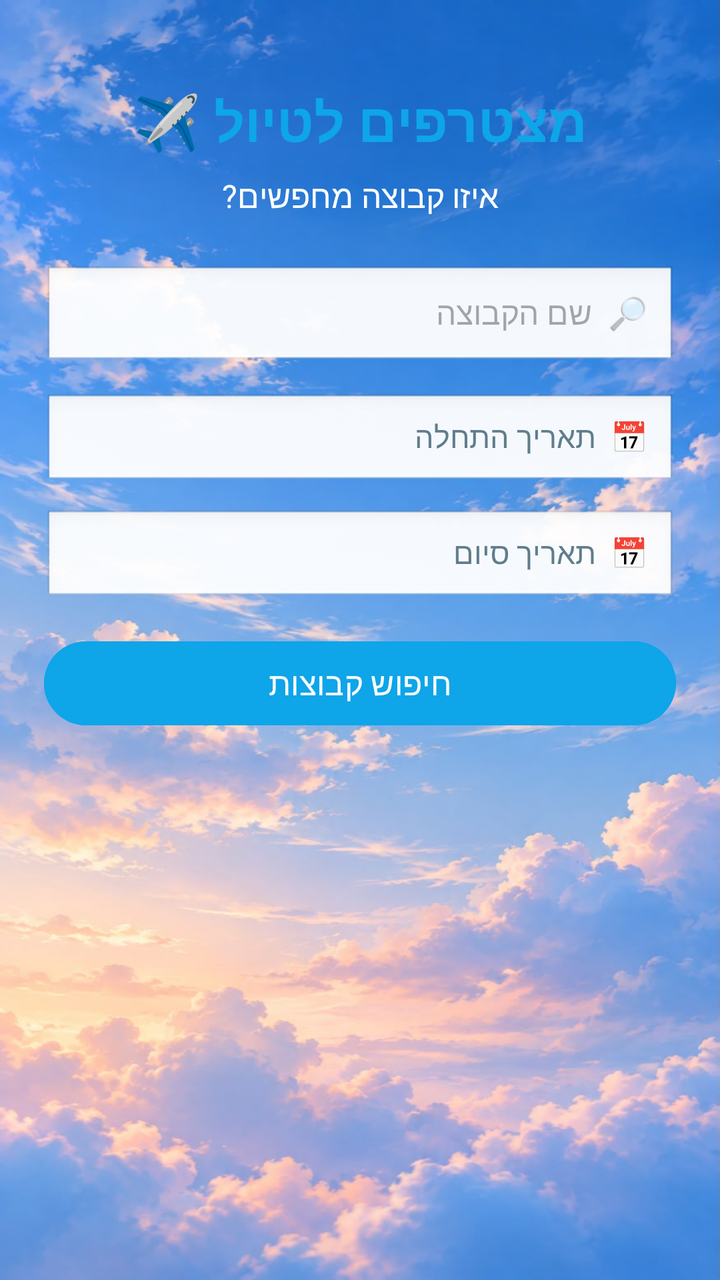
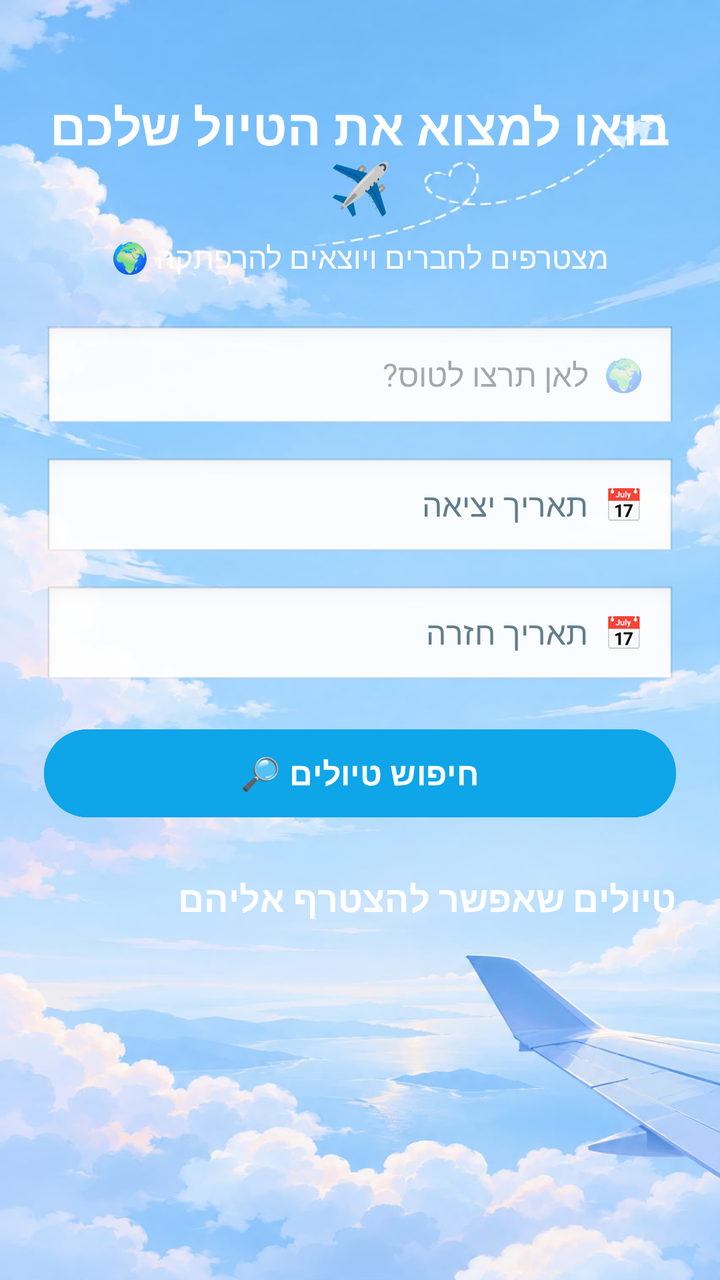

The first picture is an Android layout as it rendered before a commit; the second is the same layout after the commit. The layout source and the unified diff follow.
<!-- AndroidManifest.xml: application theme Theme.SyncIt1 -->
<!-- res/layout/activity_join_trip.xml -->
<?xml version="1.0" encoding="utf-8"?>
<androidx.constraintlayout.widget.ConstraintLayout
    xmlns:android="http://schemas.android.com/apk/res/android"
    xmlns:app="http://schemas.android.com/apk/res-auto"
    xmlns:tools="http://schemas.android.com/tools"
    android:id="@+id/main"
    android:layout_width="match_parent"
    android:layout_height="match_parent"
    android:background="@drawable/join"
    android:layoutDirection="rtl"
    tools:context=".JoinTripActivity">

    <ScrollView
        android:layout_width="0dp"
        android:layout_height="0dp"
        android:fillViewport="true"
        android:padding="22dp"
        app:layout_constraintTop_toTopOf="parent"
        app:layout_constraintBottom_toBottomOf="parent"
        app:layout_constraintStart_toStartOf="parent"
        app:layout_constraintEnd_toEndOf="parent">

        <LinearLayout
            android:layout_width="match_parent"
            android:layout_height="wrap_content"
            android:orientation="vertical">

            <TextView
                android:id="@+id/tvJoinTitle"
                android:layout_width="match_parent"
                android:layout_height="wrap_content"
                android:layout_marginTop="20dp"
                android:layout_marginBottom="8dp"
                android:gravity="center"
                android:text="מצטרפים לטיול ✈️"
                android:textColor="#0EA5E9"
                android:textSize="27sp"
                android:textStyle="bold" />

            <TextView
                android:layout_width="match_parent"
                android:layout_height="wrap_content"
                android:layout_marginBottom="24dp"
                android:gravity="center"
                android:text="איזו קבוצה מחפשים?"
                android:textColor="#FFFFFF"
                android:textSize="16sp" />

            <EditText
                android:id="@+id/etGroupNameSearch"
                android:layout_width="match_parent"
                android:layout_height="52dp"
                android:layout_marginBottom="12dp"
                android:background="@android:drawable/edit_text"
                android:hint="🔎  שם הקבוצה"
                android:inputType="text"
                android:singleLine="true"
                android:paddingStart="14dp"
                android:paddingEnd="14dp"
                android:textSize="16sp" />

            <TextView
                android:id="@+id/tvSearchStartDate"
                android:layout_width="match_parent"
                android:layout_height="48dp"
                android:layout_marginBottom="10dp"
                android:background="@android:drawable/edit_text"
                android:clickable="true"
                android:focusable="true"
                android:gravity="center_vertical"
                android:paddingStart="14dp"
                android:paddingEnd="14dp"
                android:text="📅  תאריך התחלה"
                android:textColor="#607D8B"
                android:textSize="15sp" />

            <TextView
                android:id="@+id/tvSearchEndDate"
                android:layout_width="match_parent"
                android:layout_height="48dp"
                android:layout_marginBottom="14dp"
                android:background="@android:drawable/edit_text"
                android:clickable="true"
                android:focusable="true"
                android:gravity="center_vertical"
                android:paddingStart="14dp"
                android:paddingEnd="14dp"
                android:text="📅  תאריך סיום"
                android:textColor="#607D8B"
                android:textSize="15sp" />

            <Button
                android:id="@+id/btnSearchGroups"
                android:layout_width="match_parent"
                android:layout_height="50dp"
                android:layout_marginBottom="24dp"
                android:backgroundTint="#0EA5E9"
                android:text="חיפוש קבוצות"
                android:textColor="#FFFFFF"
                android:textSize="16sp" />

            <TextView
                android:id="@+id/tvNoGroups"
                android:layout_width="match_parent"
                android:layout_height="wrap_content"
                android:gravity="center"
                android:padding="16dp"
                android:text="לא נמצאו קבוצות עדיין"
                android:textColor="#FFFFFF"
                android:textSize="15sp"
                android:visibility="gone" />

            <androidx.recyclerview.widget.RecyclerView
                android:id="@+id/rvGroups"
                android:layout_width="match_parent"
                android:layout_height="wrap_content"
                android:nestedScrollingEnabled="false"
                android:clipToPadding="false" />

        </LinearLayout>

    </ScrollView>

</androidx.constraintlayout.widget.ConstraintLayout>
<!-- resources referenced by this layout -->
<resources>
  <!-- drawable join: jpeg bitmap (drawable, 124293 bytes) -->
  <style name="Theme.SyncIt1" parent="Base.Theme.SyncIt1" />
  <style name="Base.Theme.SyncIt1" parent="Theme.Material3.DayNight.NoActionBar">
          
          
      </style>
</resources>

<!-- the commit's change to res/layout/activity_join_trip.xml (unified diff, before → after) -->
@@ -6,7 +6,7 @@
     android:id="@+id/main"
     android:layout_width="match_parent"
     android:layout_height="match_parent"
-    android:background="@drawable/join"
+    android:background="@drawable/joinp"
     android:layoutDirection="rtl"
     tools:context=".JoinTripActivity">
 
@@ -29,12 +29,12 @@
                 android:id="@+id/tvJoinTitle"
                 android:layout_width="match_parent"
                 android:layout_height="wrap_content"
-                android:layout_marginTop="20dp"
+                android:layout_marginTop="24dp"
                 android:layout_marginBottom="8dp"
                 android:gravity="center"
-                android:text="מצטרפים לטיול ✈️"
-                android:textColor="#0EA5E9"
-                android:textSize="27sp"
+                android:text="בואו למצוא את הטיול שלכם ✈️"
+                android:textColor="#FFFFFF"
+                android:textSize="25sp"
                 android:textStyle="bold" />
 
             <TextView
@@ -42,70 +42,80 @@
                 android:layout_height="wrap_content"
                 android:layout_marginBottom="24dp"
                 android:gravity="center"
-                android:text="איזו קבוצה מחפשים?"
+                android:text="מצטרפים לחברים ויוצאים להרפתקה 🌍"
                 android:textColor="#FFFFFF"
-                android:textSize="16sp" />
+                android:textSize="15sp" />
 
             <EditText
-                android:id="@+id/etGroupNameSearch"
+                android:id="@+id/etDestinationSearch"
                 android:layout_width="match_parent"
-                android:layout_height="52dp"
+                android:layout_height="54dp"
                 android:layout_marginBottom="12dp"
                 android:background="@android:drawable/edit_text"
-                android:hint="🔎  שם הקבוצה"
-                android:inputType="text"
+                android:hint="🌍  לאן תרצו לטוס?"
+                android:inputType="textCapSentences"
                 android:singleLine="true"
-                android:paddingStart="14dp"
-                android:paddingEnd="14dp"
+                android:paddingStart="16dp"
+                android:paddingEnd="16dp"
                 android:textSize="16sp" />
 
             <TextView
                 android:id="@+id/tvSearchStartDate"
                 android:layout_width="match_parent"
-                android:layout_height="48dp"
-                android:layout_marginBottom="10dp"
+                android:layout_height="52dp"
+                android:layout_marginBottom="12dp"
                 android:background="@android:drawable/edit_text"
                 android:clickable="true"
                 android:focusable="true"
                 android:gravity="center_vertical"
-                android:paddingStart="14dp"
-                android:paddingEnd="14dp"
-                android:text="📅  תאריך התחלה"
+                android:paddingStart="16dp"
+                android:paddingEnd="16dp"
+                android:text="📅  תאריך יציאה"
                 android:textColor="#607D8B"
-                android:textSize="15sp" />
+                android:textSize="16sp" />
 
             <TextView
                 android:id="@+id/tvSearchEndDate"
                 android:layout_width="match_parent"
-                android:layout_height="48dp"
-                android:layout_marginBottom="14dp"
+                android:layout_height="52dp"
+                android:layout_marginBottom="16dp"
                 android:background="@android:drawable/edit_text"
                 android:clickable="true"
                 android:focusable="true"
                 android:gravity="center_vertical"
-                android:paddingStart="14dp"
-                android:paddingEnd="14dp"
-                android:text="📅  תאריך סיום"
+                android:paddingStart="16dp"
+                android:paddingEnd="16dp"
+                android:text="📅  תאריך חזרה"
                 android:textColor="#607D8B"
-                android:textSize="15sp" />
+                android:textSize="16sp" />
 
             <Button
                 android:id="@+id/btnSearchGroups"
                 android:layout_width="match_parent"
-                android:layout_height="50dp"
+                android:layout_height="52dp"
                 android:layout_marginBottom="24dp"
                 android:backgroundTint="#0EA5E9"
-                android:text="חיפוש קבוצות"
+                android:text="חיפוש טיולים 🔎"
                 android:textColor="#FFFFFF"
-                android:textSize="16sp" />
+                android:textSize="16sp"
+                android:textStyle="bold" />
+
+            <TextView
+                android:layout_width="match_parent"
+                android:layout_height="wrap_content"
+                android:layout_marginBottom="12dp"
+                android:text="טיולים שאפשר להצטרף אליהם"
+                android:textColor="#FFFFFF"
+                android:textSize="18sp"
+                android:textStyle="bold" />
 
             <TextView
                 android:id="@+id/tvNoGroups"
                 android:layout_width="match_parent"
                 android:layout_height="wrap_content"
                 android:gravity="center"
-                android:padding="16dp"
-                android:text="לא נמצאו קבוצות עדיין"
+                android:padding="20dp"
+                android:text="עדיין אין טיולים מתאימים 🌤️"
                 android:textColor="#FFFFFF"
                 android:textSize="15sp"
                 android:visibility="gone" />
@@ -115,7 +125,9 @@
                 android:layout_width="match_parent"
                 android:layout_height="wrap_content"
                 android:nestedScrollingEnabled="false"
-                android:clipToPadding="false" />
+                android:clipToPadding="false"
+                android:paddingBottom="24dp"
+                tools:listitem="@null" />
 
         </LinearLayout>
 
<!-- resource entries referenced after the edit -->
@@ -1,6 +1,6 @@
 <!-- resources referenced by this layout -->
 <resources>
-  <!-- drawable join: jpeg bitmap (drawable, 124293 bytes) -->
+  <!-- drawable joinp: jpeg bitmap (drawable, 79687 bytes) -->
   <style name="Theme.SyncIt1" parent="Base.Theme.SyncIt1" />
   <style name="Base.Theme.SyncIt1" parent="Theme.Material3.DayNight.NoActionBar">
           
